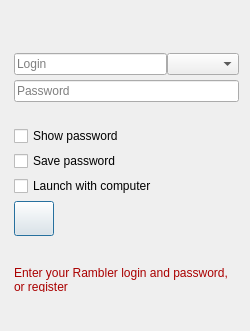
Above: src/plugins/optionsmanager/logindialog.ui from silvansky/Contacts before the change. Below: the same form after it.
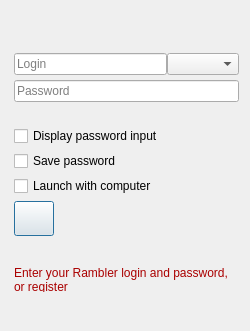
That is the form after the change.

Commit message: В окне входа стираем пароль перед включением режима отображения, если он был загружен из настроек.

```diff
--- a/src/plugins/optionsmanager/logindialog.ui
+++ b/src/plugins/optionsmanager/logindialog.ui
@@ -220,7 +220,7 @@
          </sizepolicy>
         </property>
         <property name="text">
-         <string>Show password</string>
+         <string>Display password input</string>
         </property>
        </widget>
       </item>
```
The commit also changes 4 other files.
